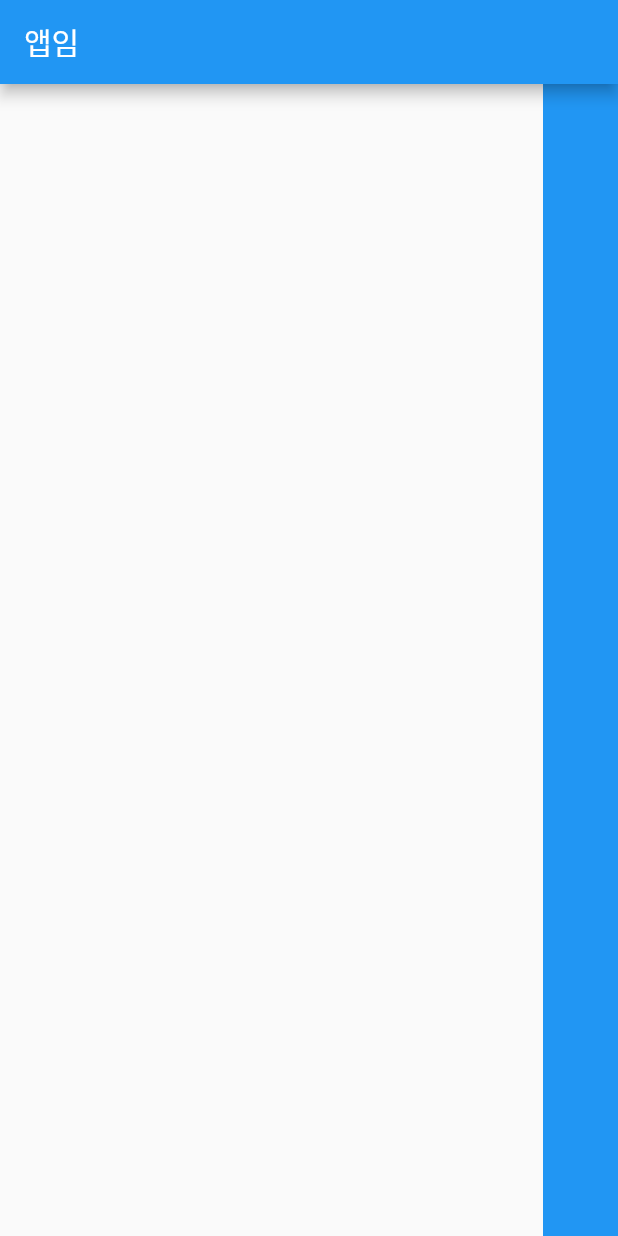
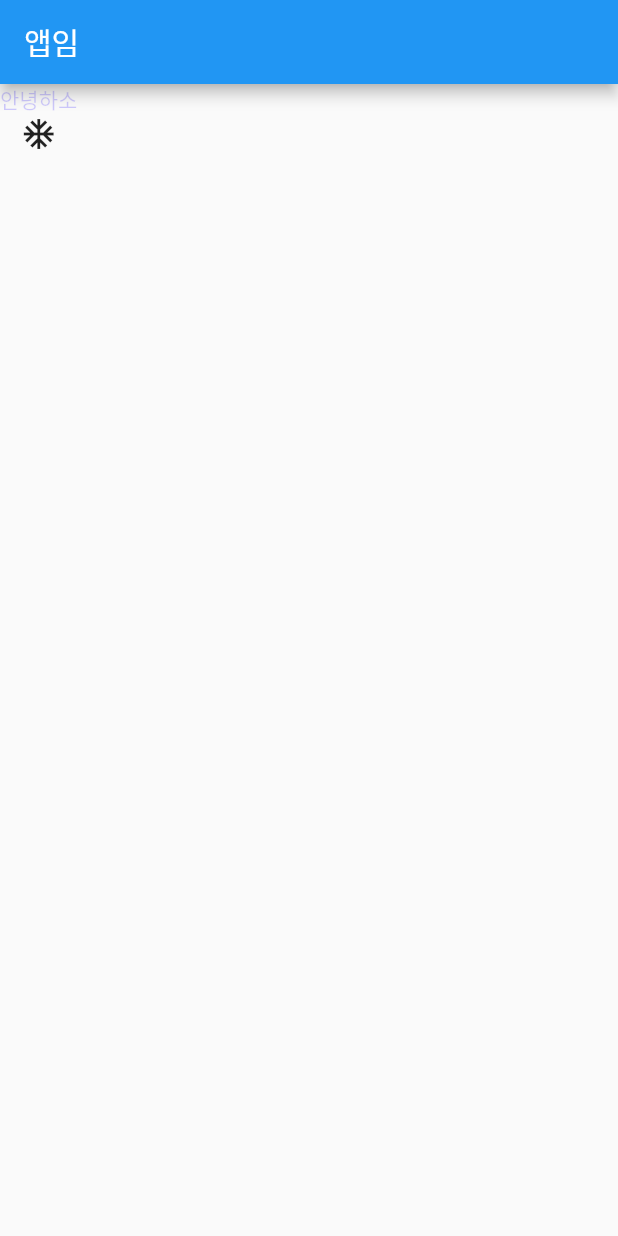
Before and after one commit to Hamjeonghui/contact, a Flutter app: the screen it shows after launch, on a phone screen of 412 x 824 dp. Run offline on Flutter 3.47's test engine with Material 2 defaults, Android fonts, the phone set to English and light mode, and no system bars.

Commit message:
글자와 아이콘 스타일

```diff
--- a/lib/main.dart
+++ b/lib/main.dart
@@ -14,13 +14,18 @@ class MyApp extends StatelessWidget {
 
         appBar: AppBar(title: Text('앱임')),
 
-        body: Align(//Center등 외에 조금 더 구체적 정렬을 위한 위젯
-          alignment: Alignment.centerRight, //Alignment객체의 정렬과 관련된 클래스를 통해 다양한 정렬이 가능해짐
-          child: Container( //우클릭+전구||alt+enter로 해당 컨테이너 정렬 바로 변경 가능
-            height: double.infinity,//부모(현시점에는 Scaffold)를 초과하지 않는 선에서 무한
-            width: 50, color: Colors.blue,
-          ),
-        ),
+        body: Column(
+          children: [
+            SizedBox(// container랑 차이: https://memostack.tistory.com/188
+              child: Text('안녕하소',
+                // style 하위 객체들을 통해서 text와 관련된 다양한 스타일을 부여할 수 있다.
+                //style: TextStyle( color: Color(0xfff52929) ),//text에 스타일 주는 법&헥터코드로 색상 주는 법(길본값0xff)
+                style: TextStyle( color: Color.fromRGBO(24, 0, 255, 0.2) ),//RGB&불투명도까지 주는 법
+              ),
+            ),
+            Icon(Icons.ac_unit, )//Icon의 경우 Style객체가 없어서, 간단한 설정만이 가능하다.
+          ],
+        )
       )
     );
   }
```
